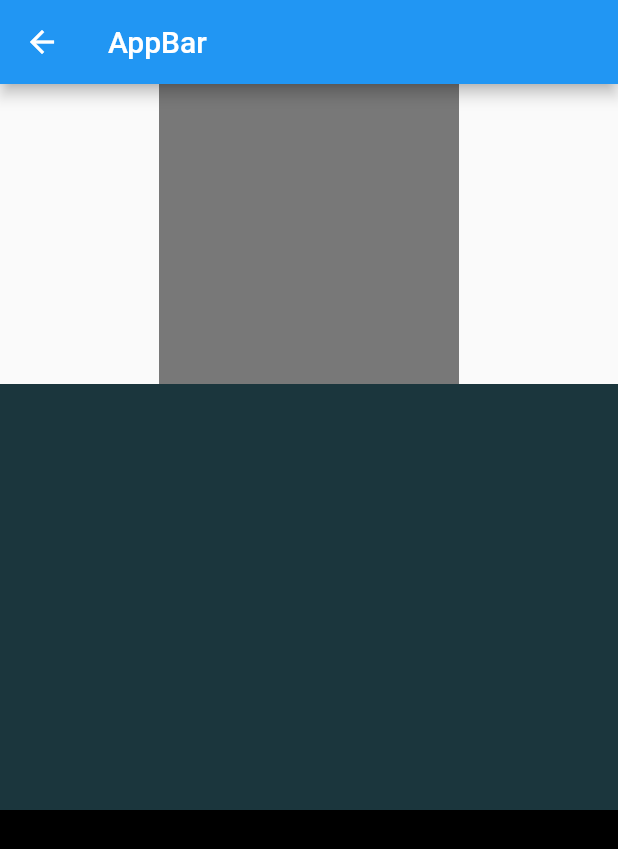
After one commit to devbridgelabs/Primeiro-App-Flutter, a Flutter app: the NewPages screen opened directly, after a tap on "Responsividade 03", on a phone screen of 412 x 824 dp. The commit adds this screen. Shown: the top 849 px of the screen. Run offline on Flutter 3.47's test engine with Material 2 defaults, Android fonts, the light colour scheme and no system bars.

Commit message:
Responsividade

```diff
--- /dev/null
+++ b/lib/new_pages/new_pages.dart
@@ -0,0 +1,60 @@
+// ignore_for_file: deprecated_member_use
+
+import 'package:flutter/material.dart';
+import 'package:teste/new_pages/responsividade/responsividade02_page.dart';
+import 'package:teste/new_pages/responsividade/responsividade03_page.dart';
+import 'package:teste/new_pages/responsividade/responsividade_page.dart';
+import 'package:teste/paginas/brb/brb_page.dart';
+
+class NewPages extends StatelessWidget {
+  const NewPages({Key? key}) : super(key: key);
+
+  @override
+  Widget build(BuildContext context) {
+    return Scaffold(
+      appBar: AppBar(
+        title: const Text(''),
+      ),
+      body: Container(
+        width: double.infinity,
+        child: Column(
+          crossAxisAlignment: CrossAxisAlignment.center,
+          mainAxisAlignment: MainAxisAlignment.center,
+          // ignore: prefer_const_literals_to_create_immutables
+          children: [
+            RaisedButton(
+              onPressed: () {
+                Navigator.of(context).push<int>(
+                  MaterialPageRoute(
+                    builder: (_) => ResponsividadePage(),
+                  ),
+                );
+              },
+              child: Text('Responsividade 01'),
+            ),
+            RaisedButton(
+              onPressed: () {
+                Navigator.of(context).push<int>(
+                  MaterialPageRoute(
+                    builder: (_) => Responsividade02Page(),
+                  ),
+                );
+              },
+              child: Text('Responsividade 02'),
+            ),
+            RaisedButton(
+              onPressed: () {
+                Navigator.of(context).push<int>(
+                  MaterialPageRoute(
+                    builder: (_) => Responsividade03Page(),
+                  ),
+                );
+              },
+              child: Text('Responsividade 03'),
+            ),
+          ],
+        ),
+      ),
+    );
+  }
+}
--- /dev/null
+++ b/lib/new_pages/responsividade/responsividade03_page.dart
@@ -0,0 +1,53 @@
+import 'package:flutter/material.dart';
+
+class Responsividade03Page extends StatelessWidget {
+  const Responsividade03Page({Key? key}) : super(key: key);
+
+  @override
+  Widget build(BuildContext context) {
+    var appBar = AppBar(title: Text('AppBar'));
+    var size = MediaQuery.of(context).size;
+    // var screenHeight = (size.height - appBar.preferredSize.height) -
+    //     MediaQuery.of(context).padding.top;
+    return Scaffold(
+      appBar: appBar,
+      body: Container(
+        width: size.width,
+        height: size.height,
+        child: Column(
+          children: [
+            Container(
+              width: 200,
+              height: 200,
+              color: Color.fromARGB(255, 120, 120, 120),
+            ),
+            Expanded(
+              child: Container(
+                child: LayoutBuilder(
+                  builder: (_, constraints) {
+                    return Column(
+                      mainAxisAlignment: MainAxisAlignment.center,
+                      crossAxisAlignment: CrossAxisAlignment.center,
+                      children: <Widget>[
+                        Container(
+                          width: constraints.maxWidth,
+                          height: constraints.maxHeight / 2,
+                          color: Color.fromARGB(255, 27, 54, 61),
+                        ),
+                        Container(
+                          width: constraints.maxWidth,
+                          height: constraints.maxHeight * 0.5,
+                          color: Color.fromARGB(255, 0, 0, 0),
+                        ),
+                      ],
+                    );
+                  },
+                ),
+              ),
+            ),
+          ],
+        ),
+      ),
+    );
+  }
+}
```
Also changed, not shown: lib/home_botoes.dart (+5 -6 lines), lib/new_pages/responsividade/responsividade02_page.dart (added, +37 -0 lines), lib/new_pages/responsividade/responsividade_page.dart (added, +26 -0 lines).
